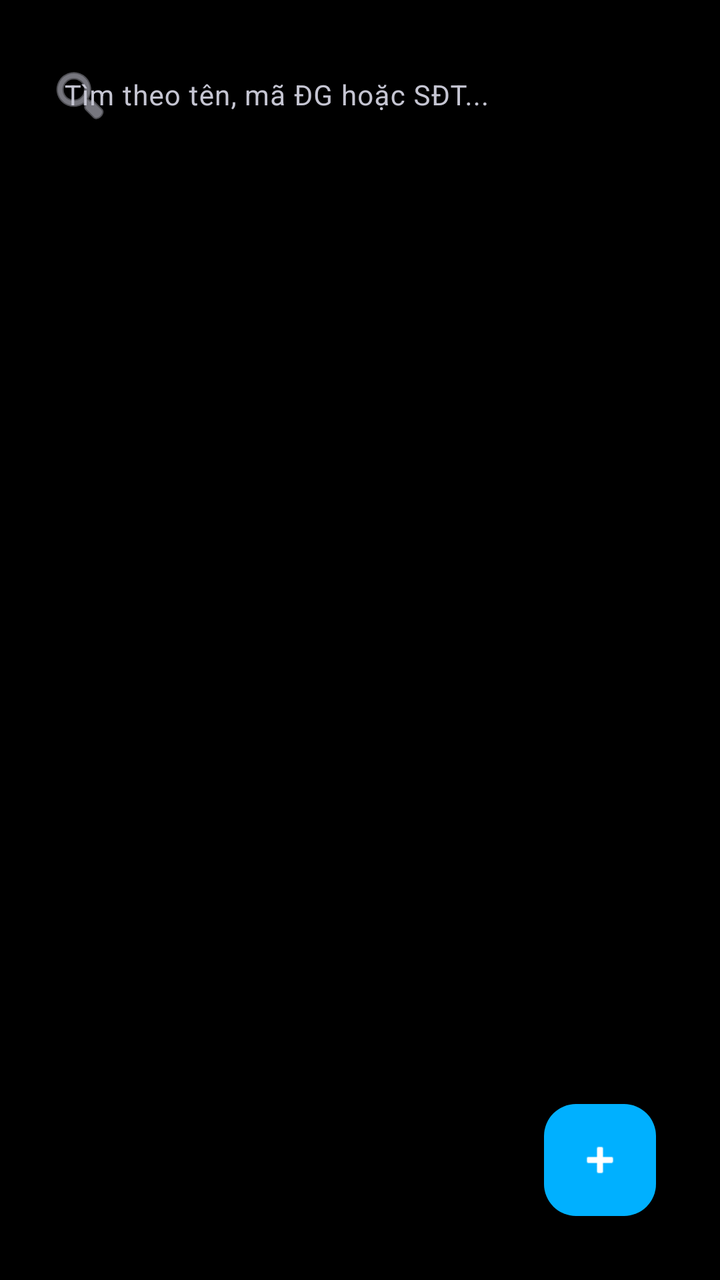
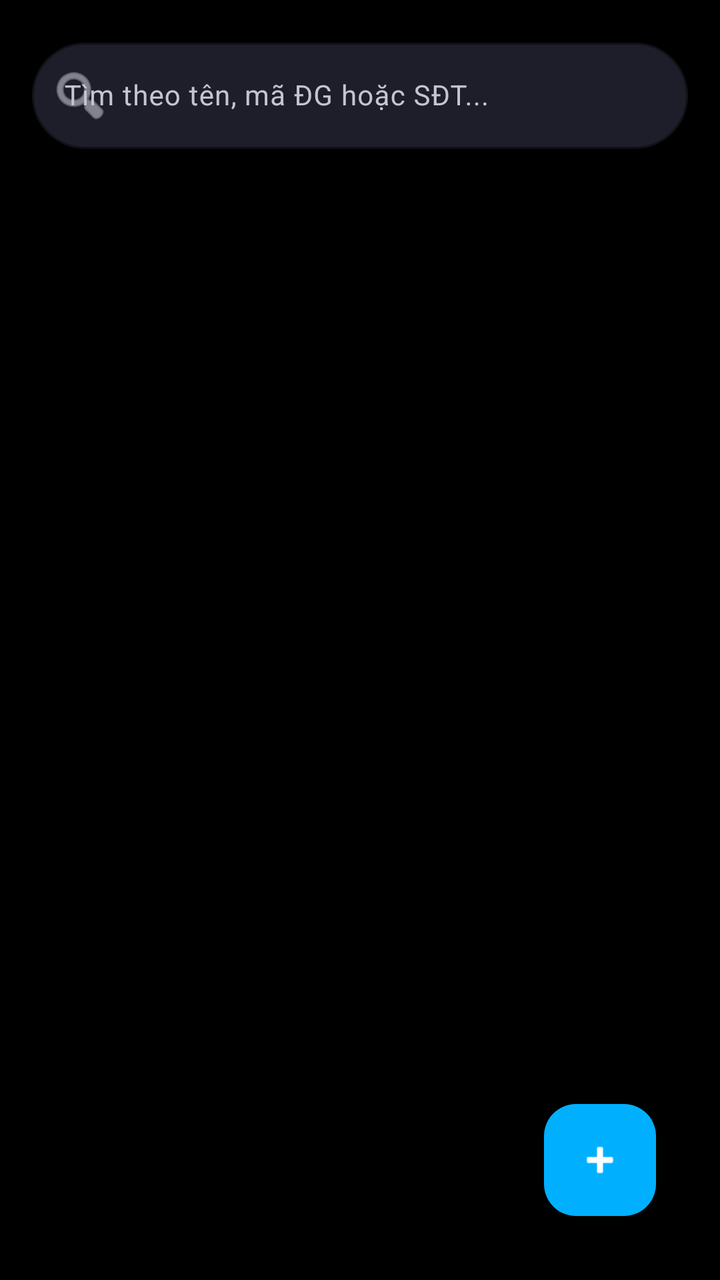

An Android layout rendered at two revisions. The XML below is the earlier revision; the diff shows what the commit changed to produce the second picture.
<!-- AndroidManifest.xml: application theme Theme.QLTV -->
<!-- res/layout/fragment_reader_management.xml -->
<?xml version="1.0" encoding="utf-8"?>
<androidx.constraintlayout.widget.ConstraintLayout xmlns:android="http://schemas.android.com/apk/res/android"
    xmlns:app="http://schemas.android.com/apk/res-auto"
    xmlns:tools="http://schemas.android.com/tools"
    android:layout_width="match_parent"
    android:layout_height="match_parent"
    android:background="#000000"
    android:padding="16dp">

    
    <com.google.android.material.textfield.TextInputLayout
        android:id="@+id/searchLayoutReader"
        style="@style/Widget.Material3.TextInputLayout.OutlinedBox"
        android:layout_width="match_parent"
        android:layout_height="wrap_content"
        android:hint="Tìm theo tên, mã ĐG hoặc SĐT..."
        android:textColorHint="#C5C5D2"
        app:boxStrokeColor="#FFFFFF"
        app:boxStrokeWidthFocused="2dp"
        app:hintTextColor="#FFFFFF"
        app:layout_constraintTop_toTopOf="parent"
        app:startIconDrawable="@android:drawable/ic_menu_search"
        app:startIconTint="#C5C5D2">

        <com.google.android.material.textfield.TextInputEditText
            android:id="@+id/editSearchReader"
            android:layout_width="match_parent"
            android:layout_height="wrap_content"
            android:inputType="text"
            android:textColor="#FFFFFF"
            android:textSize="14sp" />
    </com.google.android.material.textfield.TextInputLayout>

    
    <androidx.recyclerview.widget.RecyclerView
        android:id="@+id/recyclerViewReaders"
        android:layout_width="match_parent"
        android:layout_height="0dp"
        android:layout_marginTop="12dp"
        app:layout_constraintBottom_toBottomOf="parent"
        app:layout_constraintTop_toBottomOf="@id/searchLayoutReader"
        tools:listitem="@android:layout/simple_list_item_1" />

    <TextView
        android:id="@+id/txtEmptyReader"
        android:layout_width="wrap_content"
        android:layout_height="wrap_content"
        android:text="Không tìm thấy độc giả nào!"
        android:textColor="#C5C5D2"
        android:textSize="15sp"
        android:visibility="gone"
        app:layout_constraintBottom_toBottomOf="parent"
        app:layout_constraintEnd_toEndOf="parent"
        app:layout_constraintStart_toStartOf="parent"
        app:layout_constraintTop_toTopOf="parent" />

    <com.google.android.material.floatingactionbutton.FloatingActionButton
        android:id="@+id/fabAddReader"
        android:layout_width="wrap_content"
        android:layout_height="wrap_content"
        android:layout_margin="16dp"
        android:contentDescription="Add Reader"
        android:src="@android:drawable/ic_input_add"
        app:backgroundTint="#00B0FF"
        app:layout_constraintBottom_toBottomOf="parent"
        app:layout_constraintEnd_toEndOf="parent"
        app:tint="#FFFFFF" />

</androidx.constraintlayout.widget.ConstraintLayout>
<!-- resources referenced by this layout -->
<resources>
  <style name="Theme.QLTV" parent="Base.Theme.QLTV" />
  <style name="Base.Theme.QLTV" parent="Theme.Material3.DayNight.NoActionBar">
          
          
      </style>
</resources>

<!-- the commit's change to res/layout/fragment_reader_management.xml (unified diff, before → after) -->
@@ -18,6 +18,11 @@
         app:boxStrokeColor="#FFFFFF"
         app:boxStrokeWidthFocused="2dp"
         app:hintTextColor="#FFFFFF"
+        app:boxCornerRadiusTopStart="28dp"
+        app:boxCornerRadiusTopEnd="28dp"
+        app:boxCornerRadiusBottomStart="28dp"
+        app:boxCornerRadiusBottomEnd="28dp"
+        app:boxBackgroundColor="#1E1E2A"
         app:layout_constraintTop_toTopOf="parent"
         app:startIconDrawable="@android:drawable/ic_menu_search"
         app:startIconTint="#C5C5D2">
